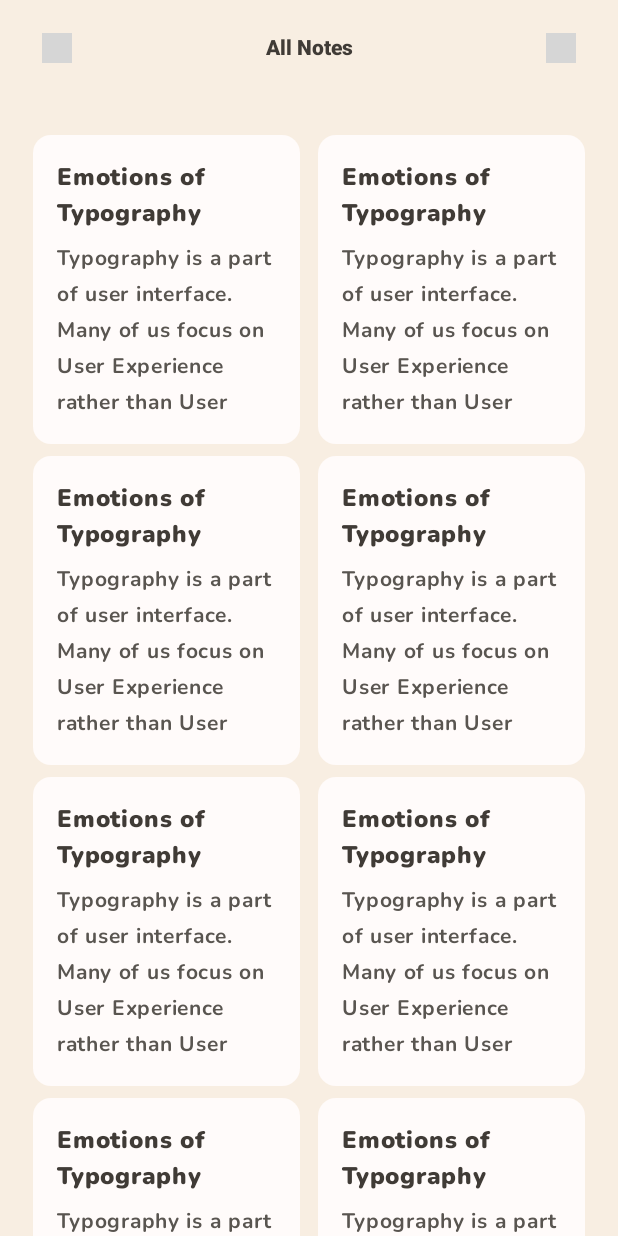
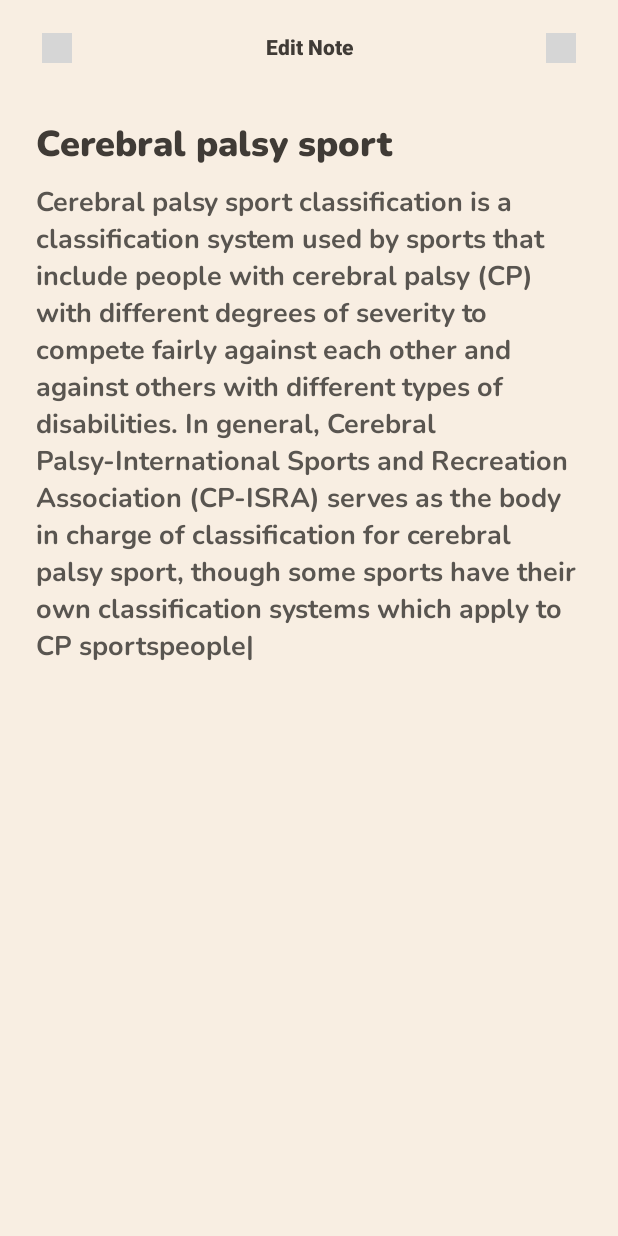
Before and after one commit to subhambiswas377flutternml/notesappandroid, an Android app built with Jetpack Compose: the HomeScreen screen opened through its navigation route, after a tap on "Emotions of Typography", on a phone screen of 412 x 824 dp. Run offline under Robolectric (Android 15) with nearby library versions, the phone set to English and light mode, and no system bars; libraries missing offline, so code that uses them is left out: coil.decode; grey boxes are pictures that could not be loaded.

Commit message:
created most UI

```diff
--- a/app/src/main/java/com/aero/notesapp/AppRoute.kt
+++ b/app/src/main/java/com/aero/notesapp/AppRoute.kt
@@ -10,6 +10,7 @@ import com.aero.notesapp.core.AuthMode
 import com.aero.notesapp.presentation.ui.AuthScrreen
 import com.aero.notesapp.presentation.ui.GetStartedScreen
 import com.aero.notesapp.presentation.ui.HomeScreen
+import com.aero.notesapp.presentation.ui.NotesDetailScreen
 import com.aero.notesapp.presentation.ui.ProceedScreen
 import kotlinx.serialization.Serializable
 
@@ -25,6 +26,9 @@ object Routes{
 
     @Serializable
     data object HomeRoute
+
+    @Serializable
+    data object NotesDetailRoute
 }
 
 @Composable
@@ -48,5 +52,9 @@ fun App(){
         composable<Routes.HomeRoute> {
             HomeScreen(navController = navController)
         }
+
+        composable<Routes.NotesDetailRoute> {
+            NotesDetailScreen(navController = navController)
+        }
     }
 }
--- a/app/src/main/java/com/aero/notesapp/presentation/components/NoteCard.kt
+++ b/app/src/main/java/com/aero/notesapp/presentation/components/NoteCard.kt
@@ -1,6 +1,10 @@
 package com.aero.notesapp.presentation.components
 
+import android.widget.Toast
+import androidx.compose.foundation.Indication
 import androidx.compose.foundation.background
+import androidx.compose.foundation.clickable
+import androidx.compose.foundation.interaction.MutableInteractionSource
 import androidx.compose.foundation.layout.Box
 import androidx.compose.foundation.layout.Column
 import androidx.compose.foundation.layout.Spacer
@@ -8,21 +12,34 @@ import androidx.compose.foundation.layout.height
 import androidx.compose.foundation.layout.padding
 import androidx.compose.foundation.layout.width
 import androidx.compose.foundation.shape.RoundedCornerShape
+import androidx.compose.material.ripple.createRippleModifierNode
+import androidx.compose.material.ripple.rememberRipple
 import androidx.compose.material3.Text
+import androidx.compose.material3.ripple
 import androidx.compose.runtime.Composable
+import androidx.compose.runtime.remember
 import androidx.compose.ui.Modifier
 import androidx.compose.ui.draw.clip
 import androidx.compose.ui.res.colorResource
 import androidx.compose.ui.text.font.FontWeight
 import androidx.compose.ui.unit.dp
 import androidx.compose.ui.unit.sp
+import androidx.navigation.NavHostController
 import com.aero.notesapp.R
+import com.aero.notesapp.Routes
 
 @Composable
-fun NoteCard(title:String, description: String, modifier: Modifier = Modifier){
-    Box(modifier = modifier.clip(shape = RoundedCornerShape(12.dp)).background(color = colorResource(
-        R.color.tertiary)
-    ).width(120.dp),) {
+fun NoteCard(title:String, description: String, navController: NavHostController){
+
+    Box(modifier = Modifier
+        .width(120.dp)
+        .clip(shape = RoundedCornerShape(12.dp))
+        .background(color = colorResource(R.color.tertiary), shape = RoundedCornerShape(12.dp))
+        .clickable(indication = ripple(color = colorResource(R.color.secondary)),
+            interactionSource = remember { MutableInteractionSource() }) {
+            navController.navigate(Routes.NotesDetailRoute)
+        },
+        ) {
         Column(modifier = Modifier.padding(16.dp)) {
             Text(text = title,
                 color = colorResource(R.color.textBlack),
--- a/app/src/main/java/com/aero/notesapp/presentation/components/PrimaryButton.kt
+++ b/app/src/main/java/com/aero/notesapp/presentation/components/PrimaryButton.kt
@@ -14,6 +14,7 @@ import androidx.compose.ui.text.font.FontWeight
 import androidx.compose.ui.unit.dp
 import androidx.compose.ui.unit.sp
 import com.aero.notesapp.R
+import com.aero.notesapp.ui.theme.CustomFontFamily
 
 @Composable
 fun PrimaryButton(buttonText: String, onClick:()->Unit){
@@ -29,6 +30,7 @@ fun PrimaryButton(buttonText: String, onClick:()->Unit){
         elevation = ButtonDefaults.buttonElevation(0.dp, 3.dp, 0.dp, 0.dp, 0.dp)) {
         Text(text = buttonText,
             fontSize = 20.sp,
-            fontWeight = FontWeight.Black)
+            fontWeight = FontWeight.Black,
+            fontFamily = CustomFontFamily.fontNunito)
     }
 }
--- a/app/src/main/java/com/aero/notesapp/presentation/components/PrimaryTextButton.kt
+++ b/app/src/main/java/com/aero/notesapp/presentation/components/PrimaryTextButton.kt
@@ -8,12 +8,14 @@ import androidx.compose.ui.res.colorResource
 import androidx.compose.ui.text.font.FontWeight
 import androidx.compose.ui.unit.sp
 import com.aero.notesapp.R
+import com.aero.notesapp.ui.theme.CustomFontFamily
 
 @Composable
 fun PrimaryTextButton(buttonText:String, onClick:()->Unit){
     Text(text = buttonText,
         fontWeight = FontWeight.ExtraBold,
         fontSize = 16.sp,
+        fontFamily = CustomFontFamily.fontNunito,
         color = colorResource(R.color.secondary),
         modifier = Modifier.clickable {
             onClick()
--- a/app/src/main/java/com/aero/notesapp/presentation/ui/HomeScreen.kt
+++ b/app/src/main/java/com/aero/notesapp/presentation/ui/HomeScreen.kt
@@ -68,9 +68,9 @@ fun HomeScreen(navController: NavHostController){
             ){
             items(x){
                 NoteCard(
-                    modifier = Modifier.clickable {  },
                     title = "Emotions of Typography",
-                    description = "Typography is a part of user interface. Many of us focus on User Experience rather than User Interface as a novice UI/UX designer since deciding a typeface, colors, and typefaces is a pain as it takes a lot of..."
+                    description = "Typography is a part of user interface. Many of us focus on User Experience rather than User Interface as a novice UI/UX designer since deciding a typeface, colors, and typefaces is a pain as it takes a lot of...",
+                    navController = navController
                 )
             }
         }
--- /dev/null
+++ b/app/src/main/java/com/aero/notesapp/presentation/ui/NotesDetailScreen.kt
@@ -0,0 +1,123 @@
+package com.aero.notesapp.presentation.ui
+
+import android.widget.PopupMenu
+import android.widget.Space
+import androidx.compose.foundation.background
+import androidx.compose.foundation.clickable
+import androidx.compose.foundation.layout.Arrangement
+import androidx.compose.foundation.layout.Column
+import androidx.compose.foundation.layout.Row
+import androidx.compose.foundation.layout.Spacer
+import androidx.compose.foundation.layout.fillMaxSize
+import androidx.compose.foundation.layout.fillMaxWidth
+import androidx.compose.foundation.layout.height
+import androidx.compose.foundation.layout.padding
+import androidx.compose.foundation.layout.width
+import androidx.compose.foundation.shape.RoundedCornerShape
+import androidx.compose.foundation.text.BasicTextField
+import androidx.compose.material3.CenterAlignedTopAppBar
+import androidx.compose.material3.DropdownMenu
+import androidx.compose.material3.DropdownMenuItem
+import androidx.compose.material3.ExperimentalMaterial3Api
+import androidx.compose.material3.Scaffold
+import androidx.compose.material3.Text
+import androidx.compose.material3.TopAppBarDefaults
+import androidx.compose.runtime.Composable
+import androidx.compose.runtime.MutableState
+import androidx.compose.runtime.mutableStateOf
+import androidx.compose.runtime.saveable.rememberSaveable
+import androidx.compose.ui.Alignment
+import androidx.compose.ui.Modifier
+import androidx.compose.ui.draw.clip
+import androidx.compose.ui.graphics.Color
+import androidx.compose.ui.res.colorResource
+import androidx.compose.ui.res.stringResource
+import androidx.compose.ui.text.TextStyle
+import androidx.compose.ui.text.font.FontWeight
+import androidx.compose.ui.unit.dp
+import androidx.compose.ui.unit.sp
+import androidx.compose.ui.window.PopupProperties
+import androidx.navigation.NavHostController
+import com.aero.notesapp.R
+import com.aero.notesapp.presentation.components.AssetSvgView
+import com.aero.notesapp.ui.theme.CustomFontFamily
+
+@OptIn(ExperimentalMaterial3Api::class)
+@Composable
+fun NotesDetailScreen(navController: NavHostController){
+
+    val titleController: MutableState<String> = rememberSaveable{ mutableStateOf<String>(value = "Cerebral palsy sport") }
+    val descriptionController: MutableState<String> = rememberSaveable{ mutableStateOf<String>(value = "Cerebral palsy sport classification is a classification system used by sports that include people with cerebral palsy (CP) with different degrees of severity to compete fairly against each other and against others with different types of disabilities. In general, Cerebral Palsy-International Sports and Recreation Association (CP-ISRA) serves as the body in charge of classification for cerebral palsy sport, though some sports have their own classification systems which apply to CP sportspeople|") }
+    val showPopupMenu: MutableState<Boolean> = rememberSaveable{ mutableStateOf<Boolean>(value = false) }
+
+    Scaffold(topBar = {
+        CenterAlignedTopAppBar(
+            modifier = Modifier.padding(horizontal = 24.dp),
+            title = {
+            Text(text = "Edit Note",
+                fontSize = 14.sp,
+                fontWeight = FontWeight.Black,
+                color = colorResource(R.color.textBlack)
+            )
+        }, navigationIcon = { AssetSvgView(imageUrl = stringResource(R.string.arrow_back), modifier = Modifier
+                .height(20.dp)
+                .width(20.dp)
+                .clickable {
+                    navController.navigateUp()
+                }) },
+            actions = {
+                AssetSvgView(imageUrl = stringResource(R.string.more_vert),
+                    modifier = Modifier
+                        .height(20.dp)
+                        .width(20.dp)
+                        .clickable {
+                            showPopupMenu.value = true
+                        })
+
+                DropdownMenu(
+                    expanded = showPopupMenu.value,
+                    onDismissRequest = { showPopupMenu.value = false },
+                    properties = PopupProperties(focusable = true),
+                    shape = RoundedCornerShape(12.dp)
+                ) {
+                    DropdownMenuItem(onClick = {
+                        showPopupMenu.value=false
+                    }, text = {
+                        Text(text = "Save")
+                    })
+                }
+            }, colors = TopAppBarDefaults.topAppBarColors().copy(containerColor = Color.Transparent))
+    }, containerColor = colorResource(R.color.primary)) { innerPadding->
+        Column(modifier = Modifier
+            .padding(innerPadding)
+            .padding(horizontal = 24.dp)
+            .fillMaxSize(),
+            horizontalAlignment = Alignment.Start
+            ) {
+
+            Spacer(modifier = Modifier.height(16.dp))
+            BasicTextField(modifier = Modifier.fillMaxWidth(),
+                value = titleController.value, onValueChange = {
+                    titleController.value = it
+                },
+                textStyle = TextStyle(fontSize = 24.sp, fontWeight = FontWeight.Black, color = colorResource(R.color.textBlack),
+                    fontFamily = CustomFontFamily.fontNunito))
+
+            Spacer(modifier = Modifier.height(10.dp))
+
+            BasicTextField(
+                modifier = Modifier.fillMaxWidth(),
+                value = descriptionController.value,
+                onValueChange = {
+                    descriptionController.value=it
+                },
+                textStyle = TextStyle(
+                    fontSize = 18.sp,
+                    fontWeight = FontWeight.Bold,
+                    color = colorResource(R.color.textBrown),
+                    fontFamily = CustomFontFamily.fontNunito
+                )
+            )
+        }
+    }
+}
--- a/app/src/main/res/values/imagepath.xml
+++ b/app/src/main/res/values/imagepath.xml
@@ -5,4 +5,6 @@
     <string name="stepper_banner">images/stepper_banner.svg</string>
     <string name="search_icon">icons/search_icon.svg</string>
     <string name="drawer_icon">icons/drawer_icon.svg</string>
+    <string name="arrow_back">icons/arrow_back.svg</string>
+    <string name="more_vert">icons/more_vert.svg</string>
 </resources>
--- a/app/src/main/res/values/strings.xml
+++ b/app/src/main/res/values/strings.xml
@@ -1,5 +1,5 @@
 <resources>
-    <string name="app_name">NoteX</string>
+    <string name="app_name">Notely</string>
     <string name="banner_title">World’s Safest And\nLargest Digital Notebook</string>
     <string name="banner_description">Notely is the world’s safest, largest\nand intelligent digital notebook. Join over\n10M+ users already using Notely.</string>
     <string name="proceed_description">Add a note about anything (your thoughts)\non climate change, or your history essay)\nand share it witht the world.</string>
```
Also changed, not shown: app/src/main/assets/icons/arrow_back.svg (added), app/src/main/assets/icons/more_vert.svg (added), 1 other file.
